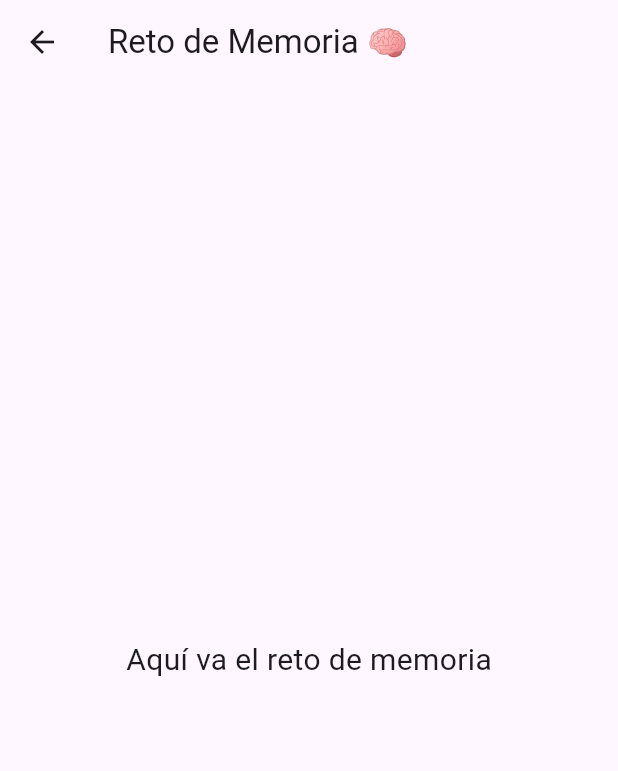
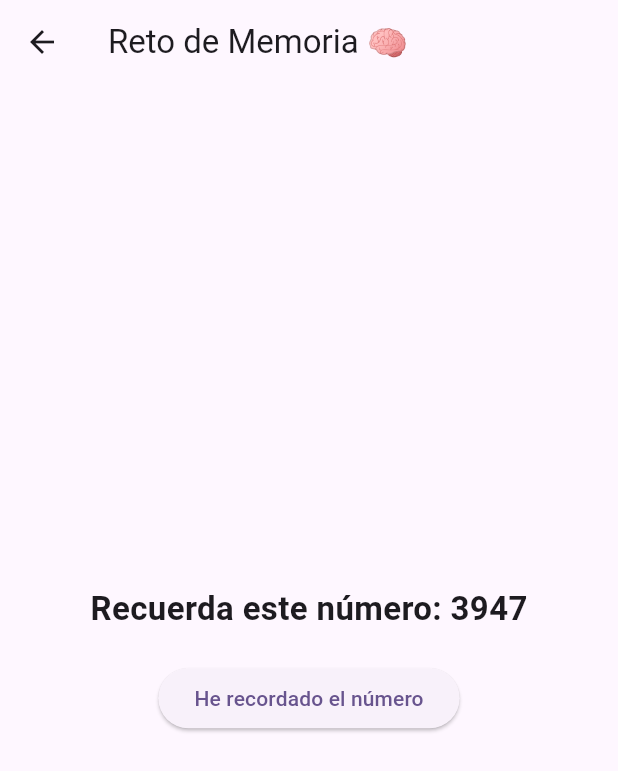
Before and after one commit to luismiquel/Cerebrix, a Flutter app: the MemoryChallengeScreen screen opened directly, on a phone screen of 412 x 824 dp. Shown: the top 771 px of the screen. Run offline on Flutter 3.47's test engine with Material 3 defaults, Android fonts, the phone set to English and light mode, and no system bars.

Commit message:
Update memory_challenge_screen.dart

```diff
--- a/lib/screens/memory_challenge_screen.dart
+++ b/lib/screens/memory_challenge_screen.dart
@@ -1,4 +1,6 @@
 import 'package:flutter/material.dart';
+import 'package:provider/provider.dart';
+import '../score_manager.dart';
 
 class MemoryChallengeScreen extends StatelessWidget {
   const MemoryChallengeScreen({super.key});
@@ -7,10 +9,25 @@ class MemoryChallengeScreen extends StatelessWidget {
   Widget build(BuildContext context) {
     return Scaffold(
       appBar: AppBar(title: const Text('Reto de Memoria 🧠')),
-      body: const Center(
-        child: Text(
-          'Aquí va el reto de memoria',
-          style: TextStyle(fontSize: 20),
+      body: Center(
+        child: Column(
+          mainAxisAlignment: MainAxisAlignment.center,
+          children: [
+            const Text(
+              'Recuerda este número: 3947',
+              style: TextStyle(fontSize: 22, fontWeight: FontWeight.bold),
+            ),
+            const SizedBox(height: 20),
+            ElevatedButton(
+              onPressed: () {
+                Provider.of<ScoreManager>(context, listen: false).addPoints(10);
+                ScaffoldMessenger.of(context).showSnackBar(
+                  const SnackBar(content: Text('¡Bien hecho! +10 puntos 🎉')),
+                );
+              },
+              child: const Text('He recordado el número'),
+            ),
+          ],
         ),
       ),
     );
```
